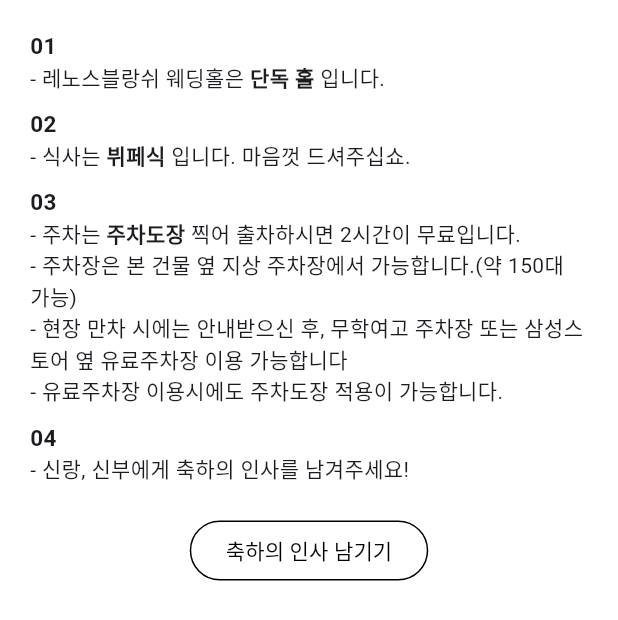
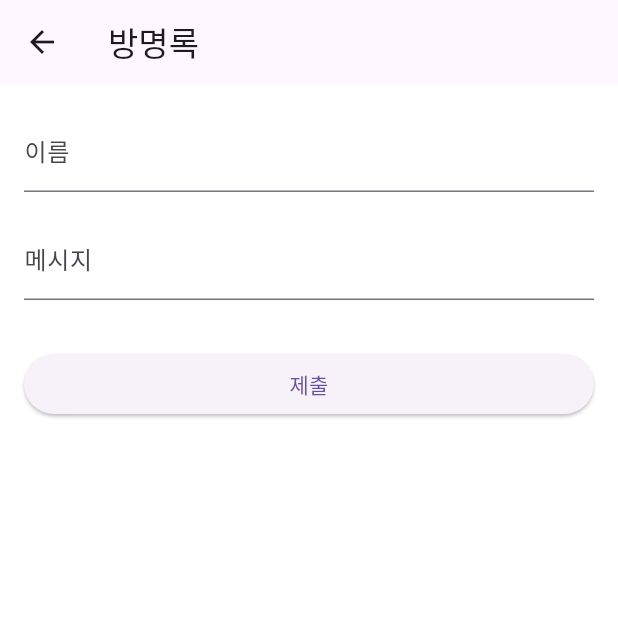
Before and after one commit to donkia/mobileIntivation, a Flutter app: the Notice widget shown alone on an empty page, opened directly, after a tap on "축하의 인사 남기기", on a phone screen of 412 x 824 dp. Shown: the top 620 px of the screen. Run offline on Flutter 3.47's test engine with Material 3 defaults, Android fonts, the phone set to English and light mode, and no system bars; our stand-ins replace cached_network_image, cloud_firestore, firebase_core, flutter_cache_manager, share_plus, table_calendar; missing offline and left inert: dart:html, dart:js; accounts and stored records are empty; network calls fail; Roboto replaces fonts that are missing (MaruBuri); statements that could not run were skipped.

Commit message:
방명록 연계

```diff
--- /dev/null
+++ b/lib/widget/guestBook.dart
@@ -0,0 +1,88 @@
+import 'package:flutter/material.dart';
+import 'package:cloud_firestore/cloud_firestore.dart';
+
+class GuestBook extends StatefulWidget {
+  const GuestBook({super.key});
+
+  @override
+  _GuestBookState createState() => _GuestBookState();
+}
+
+class _GuestBookState extends State<GuestBook> {
+  final _nameController = TextEditingController();
+  final _messageController = TextEditingController();
+  final _formKey = GlobalKey<FormState>();
+
+  // Firestore 컬렉션 참조
+  CollectionReference guestbook =
+      FirebaseFirestore.instance.collection('guestbook');
+
+  final FirebaseFirestore _firestore = FirebaseFirestore.instance;
+
+  Future<void> _submitForm() async {
+    if (_formKey.currentState!.validate()) {
+      await _firestore.collection('guestbook').doc().set({
+        "name": _nameController.text,
+        "message": _messageController.text,
+        "timestamp": FieldValue.serverTimestamp(),
+        "type": '1'
+      });
+
+      // await guestbook.doc('AV9LVH2LQ4QXhdcDdcz3').set({
+      //   'name': _nameController.text,
+      //   'message': _messageController.text,
+      //   'timestamp': FieldValue.serverTimestamp(),
+      //   'type': '1'
+      // });
+      ScaffoldMessenger.of(context).showSnackBar(
+        const SnackBar(content: Text('메시지가 제출되었습니다!')),
+      );
+      _nameController.clear();
+      _messageController.clear();
+    }
+  }
+
+  @override
+  Widget build(BuildContext context) {
+    return Scaffold(
+      appBar: AppBar(title: const Text('방명록')),
+      body: Padding(
+        padding: const EdgeInsets.all(16.0),
+        child: Form(
+          key: _formKey,
+          child: Column(
+            crossAxisAlignment: CrossAxisAlignment.stretch,
+            children: [
+              TextFormField(
+                controller: _nameController,
+                decoration: const InputDecoration(labelText: '이름'),
+                validator: (value) {
+                  if (value == null || value.isEmpty) {
+                    return '이름을 입력해주세요';
+                  }
+                  return null;
+                },
+              ),
+              const SizedBox(height: 16),
+              TextFormField(
+                controller: _messageController,
+                decoration: const InputDecoration(labelText: '메시지'),
+                validator: (value) {
+                  if (value == null || value.isEmpty) {
+                    return '메시지를 입력해주세요';
+                  }
+                  return null;
+                },
+              ),
+              const SizedBox(height: 32),
+              ElevatedButton(
+                onPressed: _submitForm,
+                child: const Text('제출'),
+              ),
+            ],
+          ),
+        ),
+      ),
+    );
+  }
+}
--- a/lib/widget/notice.dart
+++ b/lib/widget/notice.dart
@@ -1,4 +1,5 @@
 import 'package:flutter/material.dart';
+import 'package:mobile_invitation/widget/guestBook.dart';
 
 class Notice extends StatelessWidget {
   const Notice({super.key});
@@ -137,7 +138,12 @@ class Notice extends StatelessWidget {
           ),
           Center(
             child: OutlinedButton(
-              onPressed: () {},
+              onPressed: () {
+                Navigator.push(
+                  context,
+                  MaterialPageRoute(builder: (context) => const GuestBook()),
+                );
+              },
               style: OutlinedButton.styleFrom(
                   side: const BorderSide(
                     color: Colors.black,
--- a/pubspec.yaml
+++ b/pubspec.yaml
@@ -40,6 +40,9 @@ dependencies:
   flutter_cache_manager: ^3.4.1
   cached_network_image: ^3.4.1
   table_calendar: ^3.1.2
+  firebase_core: ^3.6.0
+  firebase_auth: ^5.3.1
+  cloud_firestore: ^5.4.4
 
 dev_dependencies:
   flutter_test:
```
Also changed, not shown: lib/main.dart (+7 -1 lines), lib/widget/customCalendar.dart (+23 -6 lines), firebase.json (added), lib/firebase_options.dart (added), pubspec.lock, 10 other files.
